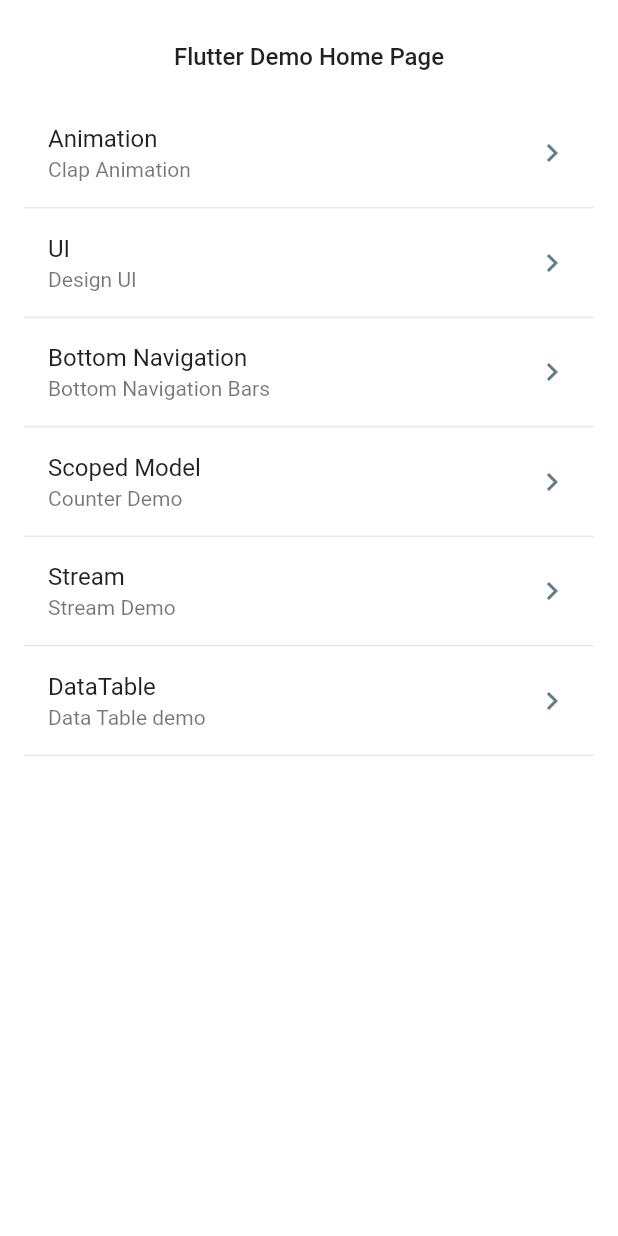
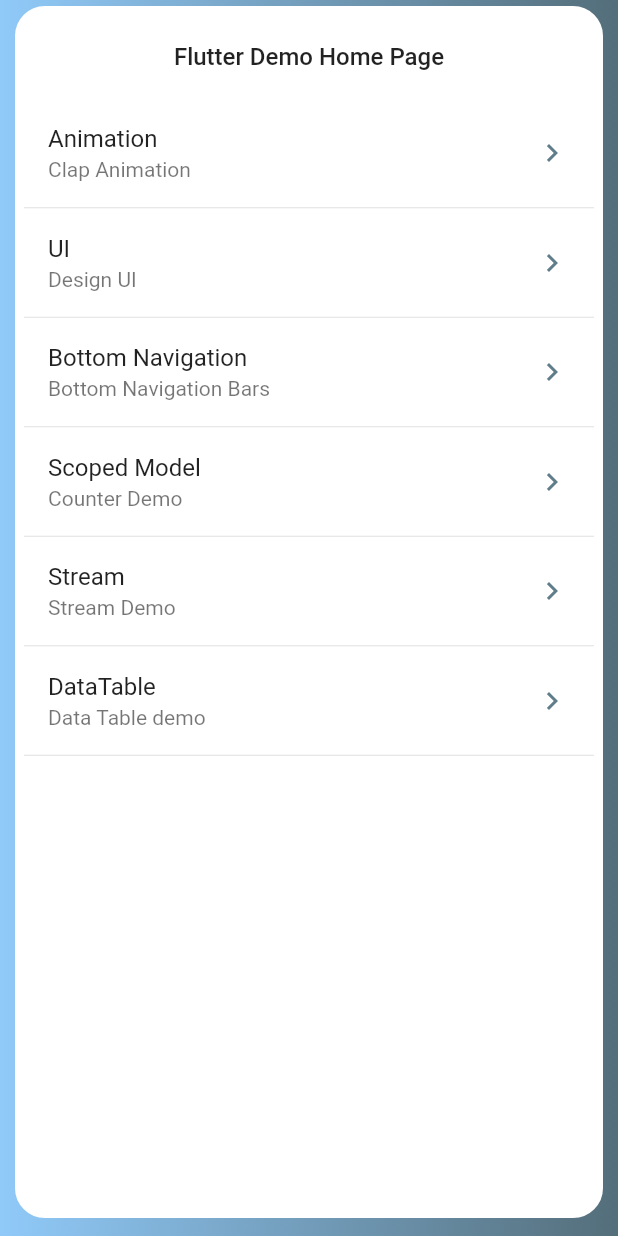
Before and after one commit to atjoneswang/flutter_sample, a Flutter app: the screen it shows after launch, on a phone screen of 412 x 824 dp. Run offline on Flutter 3.47's test engine with Material 2 defaults, Android fonts, the phone set to English and light mode, and no system bars; our stand-ins replace faker; missing offline and left inert: fluttery.

Commit message:
update menu ui layout

```diff
--- a/clapanimation/lib/menupage.dart
+++ b/clapanimation/lib/menupage.dart
@@ -1,19 +1,23 @@
 import 'package:flutter/material.dart';
+import 'package:flutter/services.dart';
 import 'list_menu.dart';
 import 'common/widgetmods.dart';
 
 class MainPage extends StatelessWidget {
   final String title;
-
   MainPage(this.title);
 
   @override
   Widget build(BuildContext context) {
     final double statusBarHeight = MediaQuery.of(context).padding.top;
     return Container(
+      decoration: BoxDecoration(
+        gradient: LinearGradient(colors: [Colors.blue[200], Colors.blueGrey[600]]),
+      ),
+      child: Container(
         decoration: buildRadiusContainer(),
         margin: EdgeInsets.only(
-            top: statusBarHeight+4, bottom: 12.0, left: 10.0, right: 10.0),
+            top: statusBarHeight + 4, bottom: 12.0, left: 10.0, right: 10.0),
         child: Scaffold(
           appBar: AppBar(
             title: Text(
@@ -23,11 +27,12 @@ class MainPage extends StatelessWidget {
             centerTitle: true,
             elevation: 0.0,
             backgroundColor: Colors.white,
-          brightness: Brightness.light,
+            brightness: Brightness.dark,
           ),
           body: MenuList(),
           backgroundColor: Colors.white,
         ),
+      ),
     );
   }
 }
```
Lines whose indentation alone changed are shown as unchanged.
